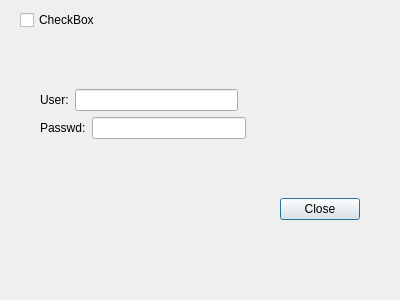
Old version of the form plugins/network/proxy/certificationdialog.ui in the repository ukui/ukui-control-center.
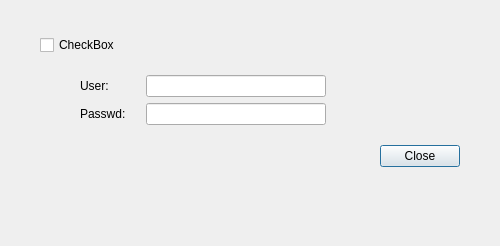
New version of the form.

```diff
--- a/plugins/network/proxy/certificationdialog.ui
+++ b/plugins/network/proxy/certificationdialog.ui
@@ -6,14 +6,29 @@
    <rect>
     <x>0</x>
     <y>0</y>
-    <width>400</width>
-    <height>300</height>
+    <width>500</width>
+    <height>246</height>
    </rect>
   </property>
+  <property name="minimumSize">
+   <size>
+    <width>500</width>
+    <height>246</height>
+   </size>
+  </property>
+  <property name="maximumSize">
+   <size>
+    <width>500</width>
+    <height>246</height>
+   </size>
+  </property>
   <property name="windowTitle">
    <string>Dialog</string>
   </property>
   <layout class="QVBoxLayout" name="verticalLayout_2">
+   <property name="spacing">
+    <number>0</number>
+   </property>
    <property name="leftMargin">
     <number>0</number>
    </property>
@@ -29,7 +44,13 @@
    <item>
     <layout class="QVBoxLayout" name="verticalLayout">
      <property name="spacing">
-      <number>6</number>
+      <number>20</number>
+     </property>
+     <property name="leftMargin">
+      <number>20</number>
+     </property>
+     <property name="topMargin">
+      <number>25</number>
      </property>
      <item>
       <spacer name="verticalSpacer">
@@ -121,7 +142,7 @@
                 </property>
                 <property name="sizeHint" stdset="0">
                  <size>
-                  <width>40</width>
+                  <width>60</width>
                   <height>20</height>
                  </size>
                 </property>
@@ -129,13 +150,44 @@
               </item>
               <item>
                <widget class="QLabel" name="label">
+                <property name="sizePolicy">
+                 <sizepolicy hsizetype="Fixed" vsizetype="Fixed">
+                  <horstretch>0</horstretch>
+                  <verstretch>0</verstretch>
+                 </sizepolicy>
+                </property>
+                <property name="minimumSize">
+                 <size>
+                  <width>60</width>
+                  <height>0</height>
+                 </size>
+                </property>
+                <property name="maximumSize">
+                 <size>
+                  <width>60</width>
+                  <height>16777215</height>
+                 </size>
+                </property>
                 <property name="text">
                  <string>User:</string>
                 </property>
                </widget>
               </item>
               <item>
-               <widget class="QLineEdit" name="userLineEdit"/>
+               <widget class="QLineEdit" name="userLineEdit">
+                <property name="minimumSize">
+                 <size>
+                  <width>180</width>
+                  <height>0</height>
+                 </size>
+                </property>
+                <property name="maximumSize">
+                 <size>
+                  <width>180</width>
+                  <height>16777215</height>
+                 </size>
+                </property>
+               </widget>
               </item>
               <item>
                <spacer name="horizontalSpacer_3">
@@ -164,7 +216,7 @@
                 </property>
                 <property name="sizeHint" stdset="0">
                  <size>
-                  <width>40</width>
+                  <width>60</width>
                   <height>20</height>
                  </size>
                 </property>
@@ -172,13 +224,44 @@
               </item>
               <item>
                <widget class="QLabel" name="label_2">
+                <property name="sizePolicy">
+                 <sizepolicy hsizetype="Fixed" vsizetype="Fixed">
+                  <horstretch>0</horstretch>
+                  <verstretch>0</verstretch>
+                 </sizepolicy>
+                </property>
+                <property name="minimumSize">
+                 <size>
+                  <width>60</width>
+                  <height>0</height>
+                 </size>
+                </property>
+                <property name="maximumSize">
+                 <size>
+                  <width>60</width>
+                  <height>16777215</height>
+                 </size>
+                </property>
                 <property name="text">
                  <string>Passwd:</string>
                 </property>
                </widget>
               </item>
               <item>
-               <widget class="QLineEdit" name="pwdLineEdit"/>
+               <widget class="QLineEdit" name="pwdLineEdit">
+                <property name="minimumSize">
+                 <size>
+                  <width>180</width>
+                  <height>0</height>
+                 </size>
+                </property>
+                <property name="maximumSize">
+                 <size>
+                  <width>180</width>
+                  <height>16777215</height>
+                 </size>
+                </property>
+               </widget>
               </item>
               <item>
                <spacer name="horizontalSpacer_5">
```
